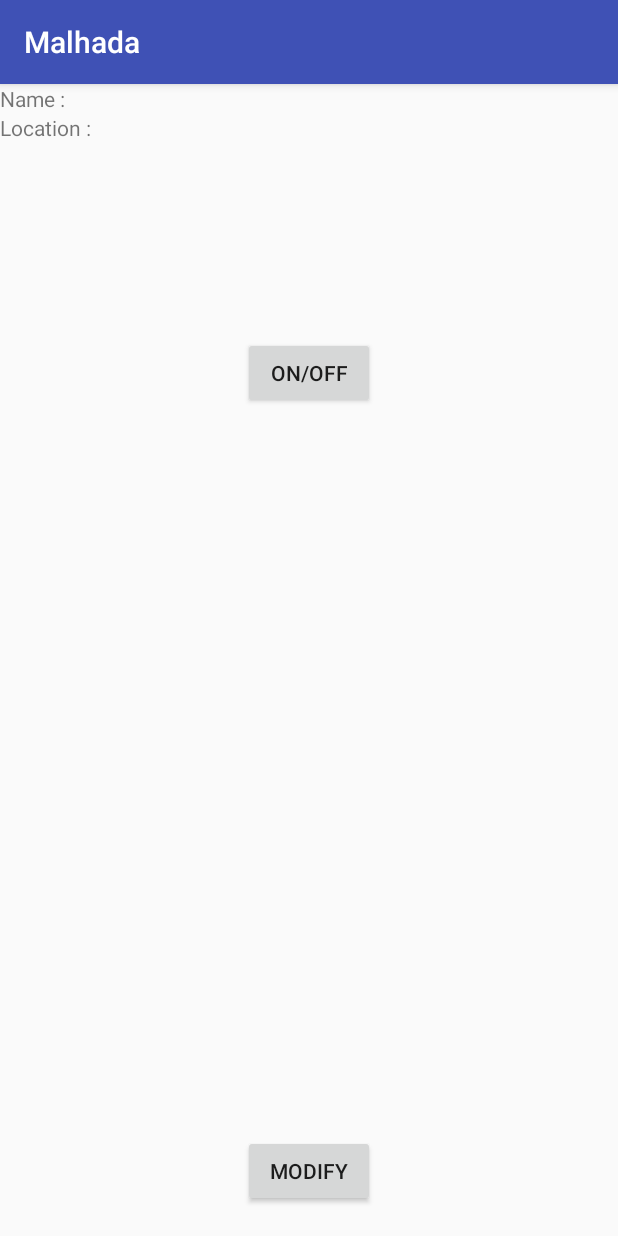
After one commit to Ajou-masinda/Android, an Android app: the ConditionActivity screen opened directly, with no data from a screen before it, on a phone screen of 412 x 824 dp. The commit adds this screen. Run offline under Robolectric (Android 15) with nearby library versions, the phone set to English and light mode, and no system bars; 3 statements that could not run were skipped.

Commit message:
modify UI

```diff
--- /dev/null
+++ b/mobile/src/main/java/com/example/loon/malhada/ConditionActivity.java
@@ -0,0 +1,53 @@
+package com.example.loon.malhada;
+
+import android.content.Intent;
+import android.os.Bundle;
+import android.support.v7.app.AppCompatActivity;
+import android.view.View;
+import android.widget.Button;
+import android.widget.TextView;
+
+/**
+ * Created by loon on 2016-12-01.
+ */
+
+public class ConditionActivity extends AppCompatActivity {
+    int IR;
+    TextView nameText, locationText;
+    Button chUpB,chdownB,tmpUpB,tmpDownB, onoffB, volUpB, volDownB;
+    protected void onCreate(Bundle savedInstanceState){
+        super.onCreate(savedInstanceState);
+        setContentView(R.layout.plugcondition);
+        Intent intent = getIntent();
+        nameText = (TextView) findViewById(R.id.nameSetT);
+        locationText = (TextView) findViewById(R.id.locationSetT);
+        IR = intent.getExtras().getInt("ir");
+        nameText.setText(intent.getExtras().getString("name"));
+        locationText.setText(intent.getExtras().getString("location"));
+        chUpB = (Button) findViewById(R.id.channel_upB);
+        chdownB = (Button) findViewById(R.id.channel_dwonB);
+        tmpUpB = (Button) findViewById(R.id.Tmp_upB);
+        tmpDownB = (Button) findViewById(R.id.tmp_downB);
+        onoffB = (Button) findViewById(R.id.OnOffB);
+        volUpB = (Button) findViewById(R.id.volume_upB);
+        volDownB = (Button) findViewById(R.id.volume_downB);
+        if(IR==0){
+            chUpB.setVisibility(View.INVISIBLE);
+            chdownB.setVisibility(View.INVISIBLE);
+            tmpUpB.setVisibility(View.INVISIBLE);
+            tmpDownB.setVisibility(View.INVISIBLE);
+            volUpB.setVisibility(View.INVISIBLE);
+            volDownB.setVisibility(View.INVISIBLE);
+        }
+        else if(IR/10==1){
+            chUpB.setVisibility(View.INVISIBLE);
+            chdownB.setVisibility(View.INVISIBLE);
+            volUpB.setVisibility(View.INVISIBLE);
+            volDownB.setVisibility(View.INVISIBLE);
+        }
+        else{
+            tmpUpB.setVisibility(View.INVISIBLE);
+            tmpDownB.setVisibility(View.INVISIBLE);
+        }
+    }
+}
--- a/mobile/src/main/res/layout/plugcondition.xml
+++ b/mobile/src/main/res/layout/plugcondition.xml
@@ -1,6 +1,107 @@
 <?xml version="1.0" encoding="utf-8"?>
-<LinearLayout xmlns:android="http://schemas.android.com/apk/res/android"
-    android:orientation="vertical" android:layout_width="match_parent"
+<RelativeLayout xmlns:android="http://schemas.android.com/apk/res/android"
+    android:layout_width="match_parent"
     android:layout_height="match_parent">
 
-</LinearLayout>
+    <TextView
+        android:text="Name : "
+        android:layout_width="wrap_content"
+        android:layout_height="wrap_content"
+        android:layout_alignParentTop="true"
+        android:layout_alignParentStart="true"
+        android:id="@+id/nameT" />
+
+    <TextView
+        android:layout_width="wrap_content"
+        android:layout_height="wrap_content"
+        android:layout_alignParentTop="true"
+        android:layout_toEndOf="@+id/nameT"
+        android:id="@+id/nameSetT" />
+
+    <TextView
+        android:layout_width="wrap_content"
+        android:layout_height="wrap_content"
+        android:layout_below="@+id/nameT"
+        android:layout_alignEnd="@+id/nameSetT"
+        android:id="@+id/locationSetT" />
+
+    <TextView
+        android:text="Location : "
+        android:layout_width="wrap_content"
+        android:layout_height="wrap_content"
+        android:id="@+id/locationT"
+        android:layout_alignBaseline="@+id/locationSetT"
+        android:layout_alignBottom="@+id/locationSetT"
+        android:layout_alignParentStart="true" />
+
+    <Button
+        android:text="ON/OFF"
+        android:layout_width="wrap_content"
+        android:layout_height="wrap_content"
+        android:layout_marginTop="130dp"
+        android:id="@+id/OnOffB"
+        android:layout_below="@+id/locationT"
+        android:layout_centerHorizontal="true" />
+
+    <Button
+        android:text="volume DOWN"
+        android:layout_width="wrap_content"
+        android:layout_height="wrap_content"
+        android:layout_below="@+id/volume_upB"
+        android:layout_alignEnd="@+id/volume_upB"
+        android:layout_marginTop="29dp"
+        android:id="@+id/volume_downB" />
+
+    <Button
+        android:layout_width="wrap_content"
+        android:layout_height="wrap_content"
+        android:layout_above="@+id/volume_downB"
+        android:layout_toStartOf="@+id/channel_upB"
+        android:id="@+id/Tmp_upB"
+        android:text="tmp up" />
+
+    <Button
+        android:text="TMP DOWN"
+        android:layout_width="wrap_content"
+        android:layout_height="wrap_content"
+        android:layout_alignTop="@+id/channel_dwonB"
+        android:layout_toStartOf="@+id/channel_upB"
+        android:id="@+id/tmp_downB" />
+
+    <Button
+        android:layout_width="wrap_content"
+        android:layout_height="wrap_content"
+        android:layout_marginBottom="19dp"
+        android:id="@+id/modifyB"
+        android:layout_alignParentBottom="true"
+        android:layout_alignEnd="@+id/tmp_downB"
+        android:text="modify" />
+
+    <Button
+        android:text="volume UP"
+        android:layout_width="wrap_content"
+        android:layout_height="wrap_content"
+        android:layout_marginTop="61dp"
+        android:id="@+id/volume_upB"
+        android:layout_marginStart="14dp"
+        android:layout_below="@+id/OnOffB"
+        android:layout_alignParentStart="true" />
+
+    <Button
+        android:text="channel  Down"
+        android:layout_width="wrap_content"
+        android:layout_height="wrap_content"
+        android:id="@+id/channel_dwonB"
+        android:layout_alignBottom="@+id/volume_downB"
+        android:layout_toEndOf="@+id/tmp_downB" />
+
+    <Button
+        android:text="channel up"
+        android:layout_width="wrap_content"
+        android:layout_height="wrap_content"
+        android:layout_marginStart="12dp"
+        android:id="@+id/channel_upB"
+        android:layout_alignBaseline="@+id/Tmp_upB"
+        android:layout_alignBottom="@+id/Tmp_upB"
+        android:layout_toEndOf="@+id/OnOffB" />
+</RelativeLayout>
```
Also changed, not shown: mobile/src/main/AndroidManifest.xml (+8 -1 lines), mobile/src/main/java/com/example/loon/malhada/AddActivity.java (+17 -6 lines), mobile/src/main/java/com/example/loon/malhada/MainActivity.java (+10 -4 lines), mobile/src/main/java/com/example/loon/malhada/ModifyActivity.java (added, +16 -0 lines), mobile/src/main/res/layout/add_plug.xml (+28 -4 lines), mobile/src/main/res/layout/plugmodify.xml (added, +60 -0 lines).
